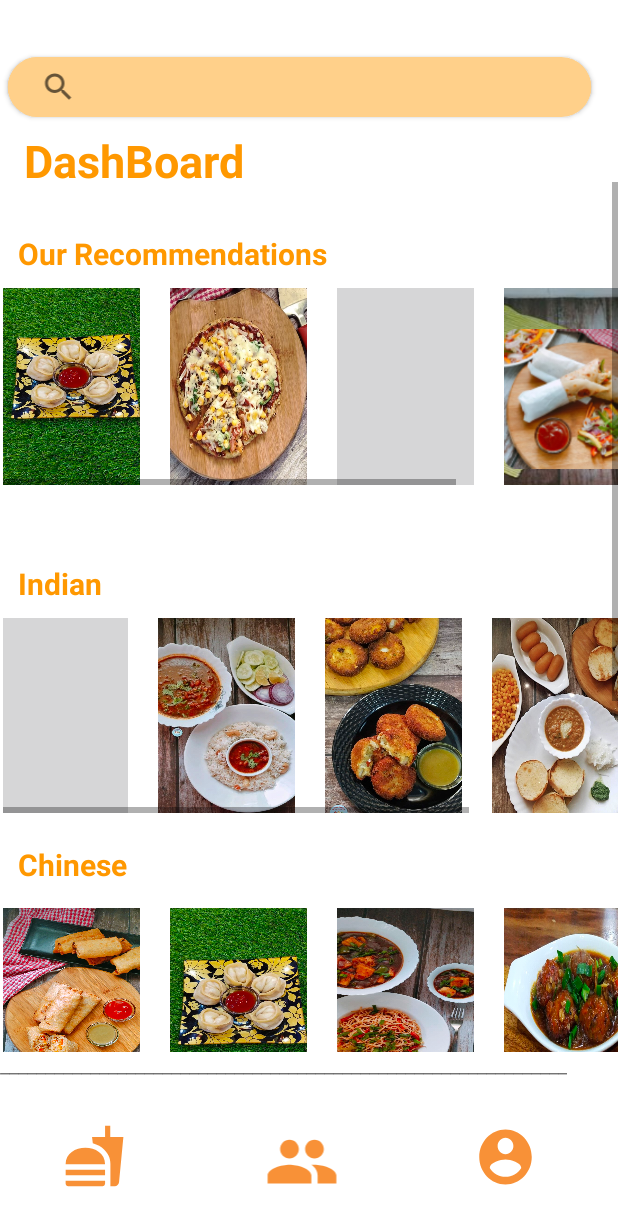
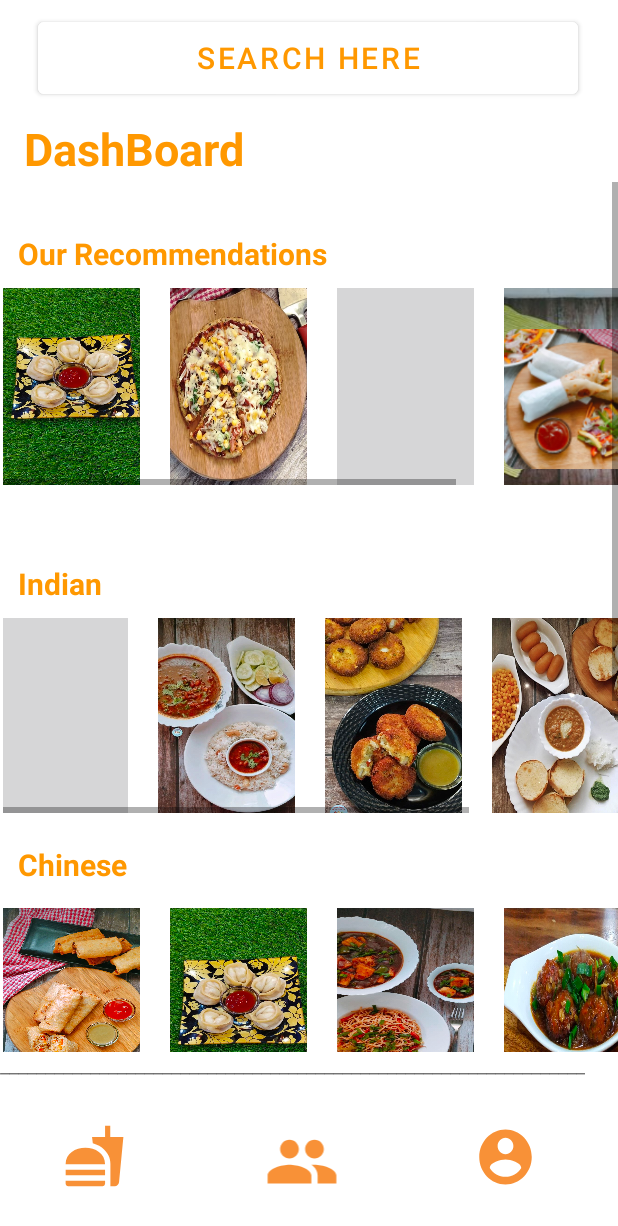
Before and after one commit to Elite-5/DailyBinge, an Android app: the dashboard screen opened directly, with no data from a screen before it, on a phone screen of 412 x 824 dp. Shown: the top 1226 px of the screen. Run offline under Robolectric (Android 15) with nearby library versions, the phone set to English and light mode, and no system bars; Roboto replaces fonts that are not available here.

Commit message:
For Demo

```diff
--- a/app/src/main/AndroidManifest.xml
+++ b/app/src/main/AndroidManifest.xml
@@ -101,6 +101,10 @@
             android:exported="true"
             android:parentActivityName=".MainActivity" />
         <activity
+            android:name=".finding"
+            android:exported="true"
+            android:parentActivityName=".dashboard" />
+        <activity
             android:name=".MainActivity"
             android:exported="true">
             <intent-filter>
--- a/app/src/main/java/com/example/dailybinge/dishfront.java
+++ b/app/src/main/java/com/example/dailybinge/dishfront.java
@@ -26,7 +26,7 @@ public class dishfront extends AppCompatActivity {
         String email=i.getStringExtra("email");
         i=new Intent(this,new_dish.class);
         i.putExtra("email",email);
-        i.putExtra("step",title+"##titleline##"+ingre);
+        i.putExtra("step",title+"##titleline##"+ingre+"##T##0");
         startActivity(i);
     }
 }
--- a/app/src/main/res/layout/activity_community.xml
+++ b/app/src/main/res/layout/activity_community.xml
@@ -31,6 +31,7 @@
     android:layout_height="100dp"
     android:layout_marginLeft="-400dp"
     >
+
     <EditText
         android:id="@+id/editTextTextPersonName6"
         android:layout_width="wrap_content"
@@ -38,7 +39,8 @@
         android:layout_weight="1"
         android:ems="10"
         android:inputType="textPersonName"
-        android:text="" />
+        android:text=""
+        tools:ignore="SpeakableTextPresentCheck" />
 
     <Button
         android:id="@+id/button26"
--- a/app/src/main/res/layout/activity_dashboard.xml
+++ b/app/src/main/res/layout/activity_dashboard.xml
@@ -1,50 +1,14 @@
 <?xml version="1.0" encoding="utf-8"?>
-<androidx.constraintlayout.widget.ConstraintLayout
-    xmlns:android="http://schemas.android.com/apk/res/android"
+<androidx.constraintlayout.widget.ConstraintLayout xmlns:android="http://schemas.android.com/apk/res/android"
     xmlns:app="http://schemas.android.com/apk/res-auto"
     xmlns:tools="http://schemas.android.com/tools"
     android:layout_width="match_parent"
     android:layout_height="match_parent"
     android:background="@color/white"
     android:foregroundGravity="clip_vertical"
+    android:onClick="searc"
     tools:context=".dashboard">
 
-
-    <androidx.cardview.widget.CardView
-        android:id="@+id/cardView"
-        android:layout_width="389dp"
-        android:layout_height="40dp"
-        android:layout_margin="10dp"
-        android:translationX="-5dp"
-        android:translationY="-50dp"
-        app:cardBackgroundColor="#FFD08A"
-        app:cardCornerRadius="20dp"
-        app:layout_constraintBottom_toBottomOf="parent"
-        app:layout_constraintEnd_toEndOf="parent"
-        app:layout_constraintHorizontal_bias="0.0"
-        app:layout_constraintStart_toStartOf="parent"
-        app:layout_constraintTop_toTopOf="parent"
-        app:layout_constraintVertical_bias="0.102">
-
-        <SearchView
-
-            android:id="@+id/searchView"
-            android:layout_width="350dp"
-            android:layout_height="match_parent"
-            android:layout_marginStart="30dp"
-            android:layout_marginEnd="30dp"
-            android:background="#FFD08A"
-            android:clickable="true"
-            android:inputType="text"
-            android:translationX="-20dp"
-            app:layout_constraintBottom_toTopOf="@+id/textView4"
-            app:layout_constraintEnd_toEndOf="parent"
-            app:layout_constraintHorizontal_bias="0.388"
-            app:layout_constraintStart_toStartOf="parent"
-            app:layout_constraintTop_toTopOf="parent"
-            app:layout_constraintVertical_bias="0.4"
-            tools:ignore="TouchTargetSizeCheck" />
-    </androidx.cardview.widget.CardView>
 
     <Button
         android:id="@+id/button16"
@@ -343,8 +307,8 @@
                         android:layout_height="150dp"
                         android:layout_marginRight="20dp"
                         android:contentDescription="Paneer Momos"
+                        android:foreground="@drawable/momos1"
                         android:onClick="start"
-                        android:foreground="@drawable/momos1"
                         android:src="@drawable/chinese1234"></ImageView>
 
                     <ImageView
@@ -541,17 +505,35 @@
         app:layout_constraintHorizontal_bias="0.112"
         app:layout_constraintStart_toStartOf="parent"
         app:layout_constraintTop_toTopOf="parent"
-        app:layout_constraintVertical_bias="0.110000014" />
+        app:layout_constraintVertical_bias="0.1" />
 
     <TextView
         android:id="@+id/textView40"
         android:layout_width="wrap_content"
         android:layout_height="wrap_content"
-        android:text="_______________________________________________________________"
+        android:text="_________________________________________________________________"
         app:layout_constraintBottom_toBottomOf="parent"
         app:layout_constraintEnd_toEndOf="parent"
         app:layout_constraintHorizontal_bias="0.0"
         app:layout_constraintStart_toStartOf="parent"
         app:layout_constraintTop_toTopOf="parent"
         app:layout_constraintVertical_bias="0.87" />
+
+    <Button
+        android:id="@+id/button28"
+        android:layout_width="360dp"
+        android:layout_height="60dp"
+        android:layout_marginTop="24dp"
+        android:backgroundTint="@color/white"
+        android:onClick="searc"
+        android:text="Search Here"
+        android:textColor="#FF9800"
+        android:textSize="20sp"
+        android:translationY="-10dp"
+        app:layout_constraintBottom_toTopOf="@+id/textView39"
+        app:layout_constraintEnd_toEndOf="parent"
+        app:layout_constraintHorizontal_bias="0.49"
+        app:layout_constraintStart_toStartOf="parent"
+        app:layout_constraintTop_toTopOf="parent"
+        app:layout_constraintVertical_bias="1.0" />
 </androidx.constraintlayout.widget.ConstraintLayout>
```
Also changed, not shown: app/src/main/java/com/example/dailybinge/MyrecipesActivity.java (+10 -0 lines), app/src/main/java/com/example/dailybinge/dashboard.java (+9 -5 lines), app/src/main/java/com/example/dailybinge/finding.java (added, +85 -0 lines), app/src/main/java/com/example/dailybinge/new_dish.java (+8 -0 lines), app/src/main/res/layout/activity_finding.xml (added, +61 -0 lines), app/src/main/res/layout/activity_history_event.xml (+4 -3 lines), app/src/main/res/layout/activity_myrecipes.xml (+58 -32 lines), app/src/main/res/layout/activity_new_dish.xml (+8 -4 lines).
